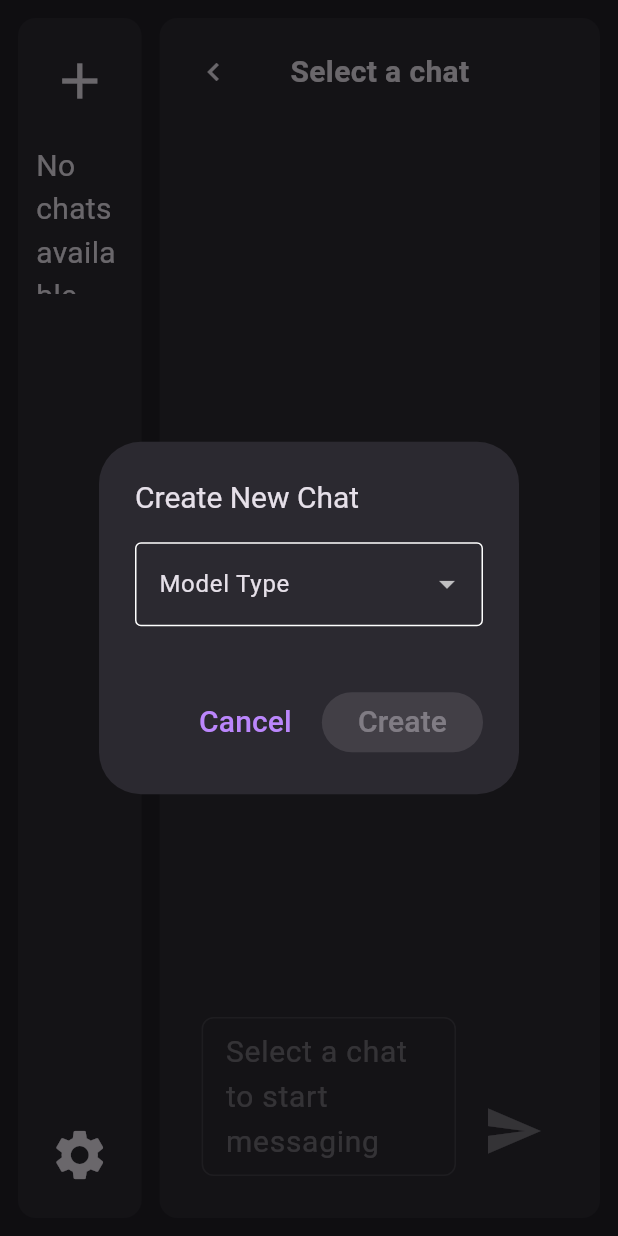
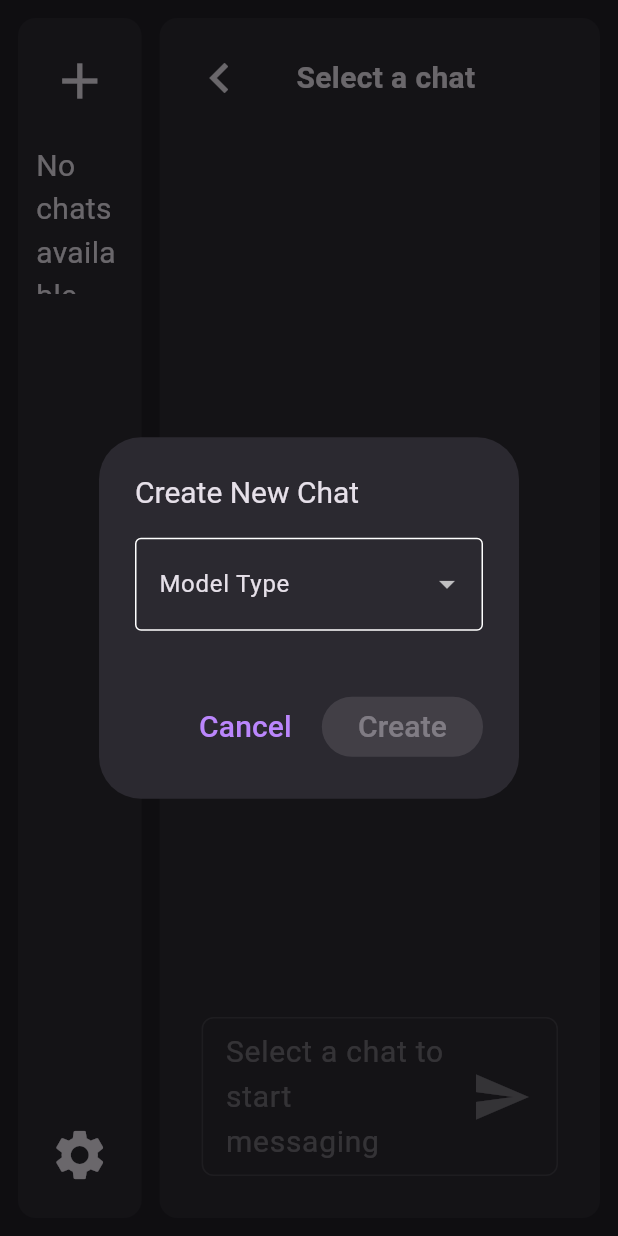
Before and after one commit to thenry42/Promptly, a Flutter app: the screen it shows after launch, after a tap on the "add" icon, on a phone screen of 412 x 824 dp. Run offline on Flutter 3.47's test engine with Material 3 defaults, Android fonts, the phone set to English and light mode, and no system bars; our stand-ins replace flutter_dotenv, flutter_markdown; missing offline and left inert: anthropic_sdk_dart, dart:ffi, dart_openai, encrypt, ollama_dart, pointycastle and 1 more; statements that could not run were skipped.

Commit message:
put send button inside text field

```diff
--- a/promptly_app/lib/srcs/widgets/ChatPanel.dart
+++ b/promptly_app/lib/srcs/widgets/ChatPanel.dart
@@ -72,6 +72,7 @@ class _ChatPanelState extends State<ChatPanel> {
                           ? Icons.chevron_left
                           : Icons.chevron_right,
                     ),
+                    iconSize: 40,
                     tooltip: widget.isPanelVisible ? 'Hide Panel' : 'Show Panel',
                   ),
                   Expanded(
--- a/promptly_app/lib/srcs/widgets/ChattingArea.dart
+++ b/promptly_app/lib/srcs/widgets/ChattingArea.dart
@@ -141,13 +141,9 @@ class _ChattingAreaState extends State<ChattingArea> {
 
     return Padding(
       padding: const EdgeInsets.all(16.0),
-      child: Row(
-        crossAxisAlignment: CrossAxisAlignment.end,
-        children: [
-          Expanded(
       child: Container(
         constraints: const BoxConstraints(
-                maxHeight: 500, // TO DO: need to adjust that because there is an overflow
+          maxHeight: 500,
         ),
         child: SingleChildScrollView(
           child: TextFormField(
@@ -160,7 +156,7 @@ class _ChattingAreaState extends State<ChattingArea> {
               fontFamily: metadata.fontFamily,
               fontSize: metadata.fontSize,
             ),
-                  scrollPhysics: const BouncingScrollPhysics(), // Makes scrolling smoother
+            scrollPhysics: const BouncingScrollPhysics(),
             decoration: InputDecoration(
               hintText: isInputEnabled
                   ? 'Type a message...'
@@ -173,14 +169,10 @@ class _ChattingAreaState extends State<ChattingArea> {
                 vertical: 8,
               ),
               isCollapsed: false,
-                  ),
-                  onFieldSubmitted: isInputEnabled ? (_) => _sendMessage() : null,
-                ),
-              ),
-            ),
-          ),
-          const SizedBox(width: 8),
-          IconButton(
+              // Add the send button as a suffix icon
+              suffixIcon: Container(
+                margin: const EdgeInsets.only(right: 8),
+                child: IconButton(
                   icon: const Icon(Icons.send),
                   onPressed: isInputEnabled ? _sendMessage : null,
                   constraints: const BoxConstraints(
@@ -189,7 +181,11 @@ class _ChattingAreaState extends State<ChattingArea> {
                   ),
                   iconSize: 40,
                 ),
-        ],
+              ),
+            ),
+            onFieldSubmitted: isInputEnabled ? (_) => _sendMessage : null,
+          ),
+        ),
       ),
     );
   }
--- a/promptly_app/lib/srcs/widgets/NewChatDialog.dart
+++ b/promptly_app/lib/srcs/widgets/NewChatDialog.dart
@@ -27,6 +27,7 @@ class _NewChatDialogState extends State<NewChatDialog> {
         children: [
           // Model Type Selection
           DropdownButtonFormField<String>(
+            style: TextStyle(fontSize: metadata.fontSize, fontFamily: metadata.fontFamily),
             value: selectedModelType,
             decoration: const InputDecoration(
               labelText: 'Model Type',
@@ -48,6 +49,7 @@ class _NewChatDialogState extends State<NewChatDialog> {
           // Model Selection
           if (selectedModelType != null)
             DropdownButtonFormField<String>(
+              style: TextStyle(fontSize: metadata.fontSize, fontFamily: metadata.fontFamily),
               value: selectedModel,
               decoration: const InputDecoration(
                 labelText: 'Model',
```
Lines whose indentation alone changed are shown as unchanged.
